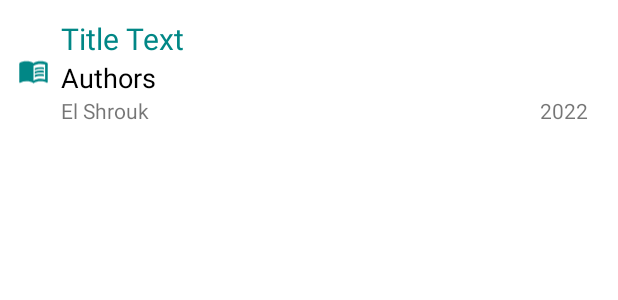
After one commit to Ali-El-Sayed/BookLibrary, an Android app: the layout book_list_item.xml on its own in the app's theme, with its tools: preview values and no code run, on a phone screen of 412 x 824 dp. The commit adds this screen. Shown: the top 300 px of the screen. Run offline under Robolectric (Android 15) with nearby library versions, the phone set to English and light mode, and no system bars.

Commit message:
Refactor and Impelement RecyclerView

```diff
--- /dev/null
+++ b/app/src/main/res/drawable/book_open_variant.xml
@@ -0,0 +1,9 @@
+<vector xmlns:android="http://schemas.android.com/apk/res/android"
+    android:width="24dp"
+    android:height="24dp"
+    android:viewportWidth="24"
+    android:viewportHeight="24">
+    <path
+        android:fillColor="@color/teal_700"
+        android:pathData="M17.5 14.33C18.29 14.33 19.13 14.41 20 14.57V16.07C19.38 15.91 18.54 15.83 17.5 15.83C15.6 15.83 14.11 16.16 13 16.82V15.13C14.17 14.6 15.67 14.33 17.5 14.33M13 12.46C14.29 11.93 15.79 11.67 17.5 11.67C18.29 11.67 19.13 11.74 20 11.9V13.4C19.38 13.24 18.54 13.16 17.5 13.16C15.6 13.16 14.11 13.5 13 14.15M17.5 10.5C15.6 10.5 14.11 10.82 13 11.5V9.84C14.23 9.28 15.73 9 17.5 9C18.29 9 19.13 9.08 20 9.23V10.78C19.26 10.59 18.41 10.5 17.5 10.5M21 18.5V7C19.96 6.67 18.79 6.5 17.5 6.5C15.45 6.5 13.62 7 12 8V19.5C13.62 18.5 15.45 18 17.5 18C18.69 18 19.86 18.16 21 18.5M17.5 4.5C19.85 4.5 21.69 5 23 6V20.56C23 20.68 22.95 20.8 22.84 20.91C22.73 21 22.61 21.08 22.5 21.08C22.39 21.08 22.31 21.06 22.25 21.03C20.97 20.34 19.38 20 17.5 20C15.45 20 13.62 20.5 12 21.5C10.66 20.5 8.83 20 6.5 20C4.84 20 3.25 20.36 1.75 21.07C1.72 21.08 1.68 21.08 1.63 21.1C1.59 21.11 1.55 21.12 1.5 21.12C1.39 21.12 1.27 21.08 1.16 21C1.05 20.89 1 20.78 1 20.65V6C2.34 5 4.18 4.5 6.5 4.5C8.83 4.5 10.66 5 12 6C13.34 5 15.17 4.5 17.5 4.5Z" />
+</vector>
--- /dev/null
+++ b/app/src/main/res/layout/book_list_item.xml
@@ -0,0 +1,64 @@
+<?xml version="1.0" encoding="utf-8"?>
+<androidx.appcompat.widget.LinearLayoutCompat xmlns:android="http://schemas.android.com/apk/res/android"
+    android:layout_width="match_parent"
+    android:layout_height="wrap_content"
+    android:padding="12dp"
+    android:orientation="horizontal"
+    android:weightSum="100">
+
+    <ImageView
+        android:layout_width="wrap_content"
+        android:layout_height="wrap_content"
+        android:layout_weight="16"
+        android:src="@drawable/book_open_variant"
+        android:layout_gravity="center_vertical"/>
+
+    <androidx.appcompat.widget.LinearLayoutCompat
+        android:layout_width="match_parent"
+        android:layout_height="wrap_content"
+        android:layout_weight="85"
+        android:orientation="vertical"
+        android:paddingHorizontal="8dp"
+        >
+
+        <TextView
+            android:id="@+id/tv_title"
+            android:layout_width="match_parent"
+            android:layout_height="wrap_content"
+            android:text="Title Text"
+            android:textColor="@color/teal_700"
+            android:textSize="@dimen/title_size" />
+
+        <TextView
+            android:id="@+id/tv_authors"
+            android:layout_width="match_parent"
+            android:layout_height="wrap_content"
+            android:text="Authors"
+            android:textColor="@color/black"
+            android:textSize="@dimen/authors_size" />
+
+        <androidx.appcompat.widget.LinearLayoutCompat
+            android:layout_width="match_parent"
+            android:layout_height="wrap_content"
+            android:orientation="horizontal"
+            android:weightSum="100">
+
+            <TextView
+                android:id="@+id/tv_publisher"
+                android:layout_width="0dp"
+                android:layout_height="wrap_content"
+                android:layout_weight="70"
+                android:gravity="start"
+                android:text="El Shrouk" />
+
+            <TextView
+                android:id="@+id/tv_published_date"
+                android:layout_width="0dp"
+                android:layout_height="wrap_content"
+                android:layout_weight="30"
+                android:gravity="end"
+                android:text="2022" />
+        </androidx.appcompat.widget.LinearLayoutCompat>
+    </androidx.appcompat.widget.LinearLayoutCompat>
+
+</androidx.appcompat.widget.LinearLayoutCompat>
--- /dev/null
+++ b/app/src/main/res/values/dimens.xml
@@ -0,0 +1,5 @@
+<?xml version="1.0" encoding="utf-8"?>
+<resources>
+    <dimen name="title_size">20sp</dimen>
+    <dimen name="authors_size">18sp</dimen>
+</resources>
--- a/app/src/main/res/values/strings.xml
+++ b/app/src/main/res/values/strings.xml
@@ -1,4 +1,5 @@
 <resources>
     <string name="app_name">BooksLibrary</string>
     <string name="error_data_message">Error Loading data from the Google Books API</string>
+    <string name="menu_search">Search</string>
 </resources>
```
Also changed, not shown: app/src/main/java/com/example/bookslibrary/ApiUtil.java (+44 -3 lines), app/src/main/java/com/example/bookslibrary/MainActivity.java (+47 -5 lines), app/src/main/java/com/example/bookslibrary/adapter/BooksAdapter.java (added, +69 -0 lines), app/src/main/java/com/example/bookslibrary/model/Book.java (added, +20 -0 lines), app/src/main/res/layout/activity_main.xml (+20 -35 lines), app/src/main/res/menu/book_list_menu.xml (added, +9 -0 lines).
